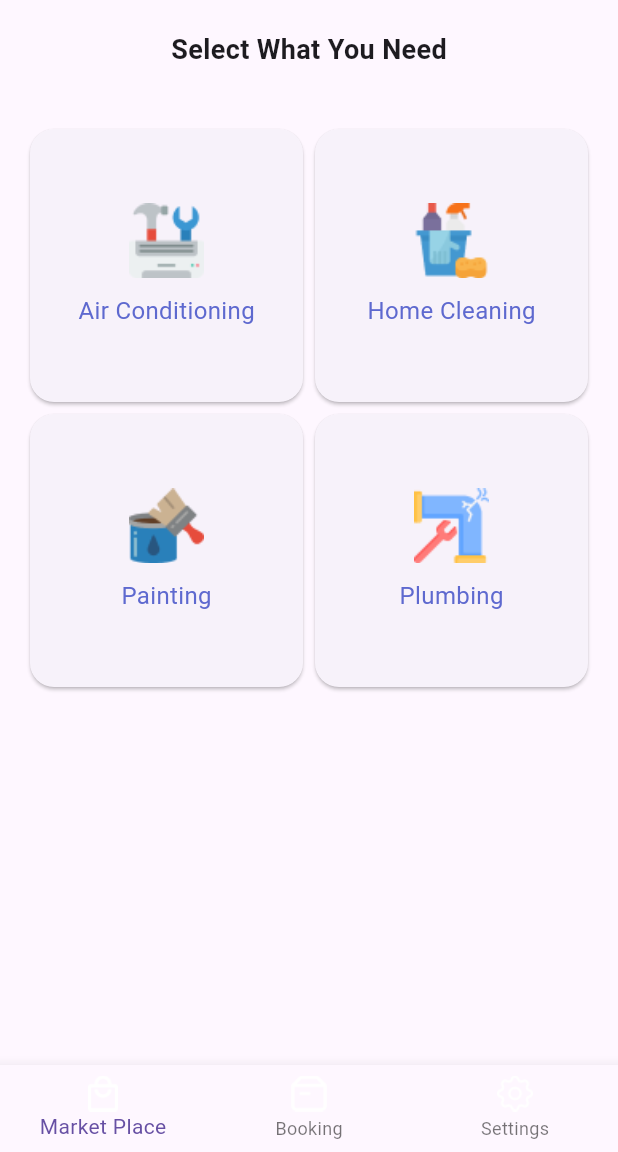
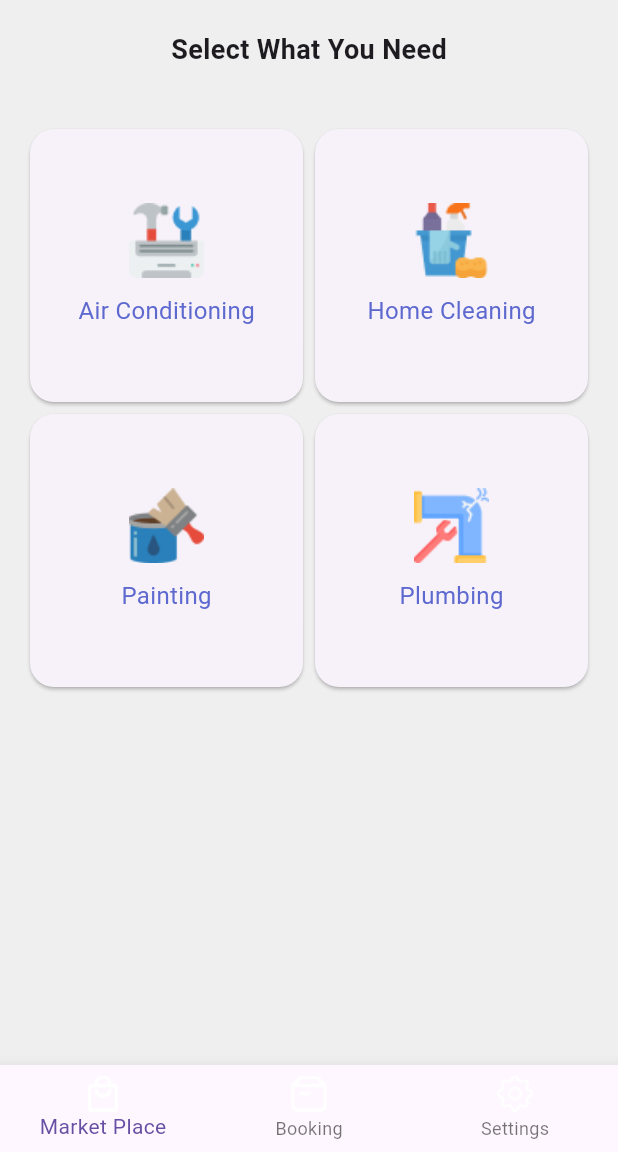
Before and after one commit to INTEL-ONBOARD/hsp, a Flutter app: the screen it shows after launch, on a phone screen of 412 x 824 dp, the part 84-1236 px from its top. Run offline on Flutter 3.47's test engine with Material 3 defaults, Android fonts, the phone set to English and light mode, and no system bars.

Commit message:
color fixes

```diff
--- a/lib/main.dart
+++ b/lib/main.dart
@@ -15,10 +15,14 @@ class MyApp extends StatelessWidget {
 
   @override
   Widget build(BuildContext context) {
-    return const MaterialApp(
+    return MaterialApp(
       debugShowCheckedModeBanner: false,
       initialRoute: AppRoutes.home, // Starting route
       onGenerateRoute: AppRoutes.generateRoute, // Generate routes dynamically
+      theme: ThemeData(
+        scaffoldBackgroundColor: const Color(0xFFEFEFEF), // Set scaffold background color
+        primarySwatch: Colors.blue, // Primary color for the app
+      ),
     );
   }
 }
```
Also changed, not shown: lib/assests/air-conditioning.png (deleted), lib/assests/booking.png (deleted), lib/assests/cleaning.png (deleted), lib/assests/market-place.png (deleted), lib/assests/notification-bell.png (deleted), lib/assests/painting.png (deleted), lib/assests/plumbing.png (deleted), lib/assests/settings.png (deleted).
